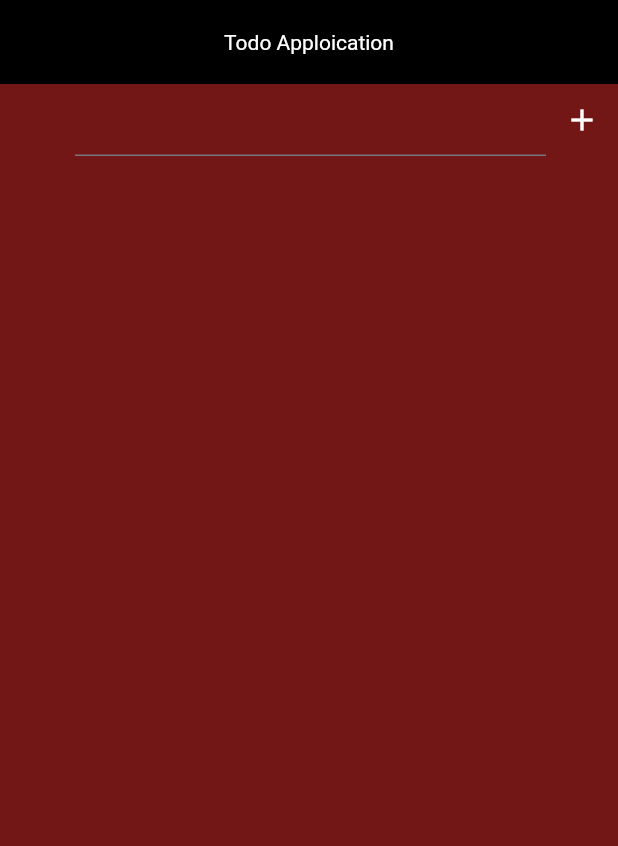
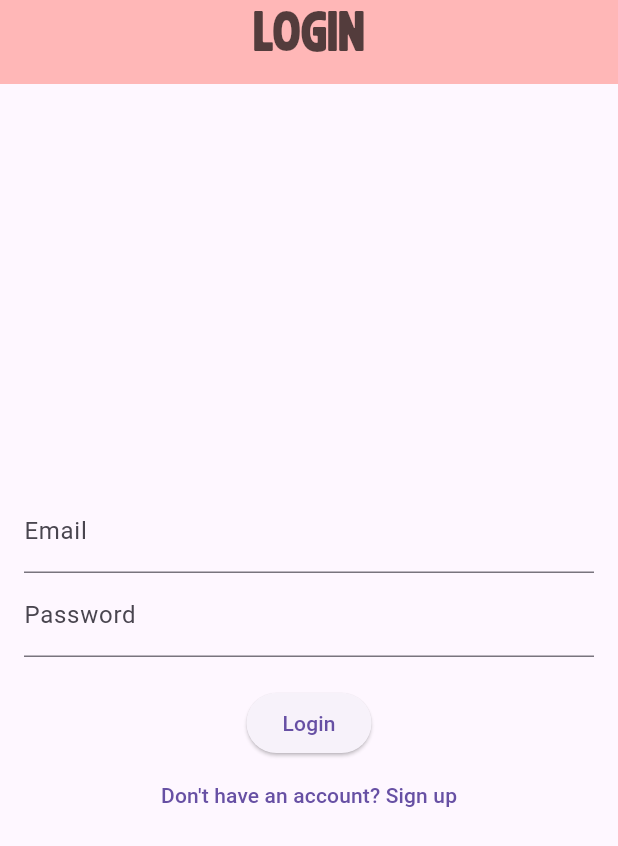
Before and after one commit to Sarania-M/FFE_2025, a Flutter app: the screen it shows after launch, on a phone screen of 412 x 824 dp. Shown: the top 846 px of the screen. Run offline on Flutter 3.47's test engine with Material 3 defaults, Android fonts, the phone set to English and light mode, and no system bars; our stand-ins replace firebase_core; accounts and stored records are empty.

```diff
--- /dev/null
+++ b/devtools_options.yaml
@@ -0,0 +1,3 @@
+description: This file stores settings for Dart & Flutter DevTools.
+documentation: https://docs.flutter.dev/tools/devtools/extensions#configure-extension-enablement-states
+extensions:
--- a/lib/main.dart
+++ b/lib/main.dart
@@ -1,5 +1,12 @@
 import 'package:flutter/material.dart';
-import 'package:test1/pages/splash/splash_screen.dart';
+import 'package:test1/pages/home/login_page.dart';
+import 'package:firebase_core/firebase_core.dart';
+import 'firebase_options.dart';
+
+// ...
+
+
+
 
 void main() {
   WidgetsFlutterBinding.ensureInitialized();
@@ -11,6 +18,6 @@ class MyApp extends StatelessWidget {
 
   @override
   Widget build(BuildContext context) {
-    return MaterialApp(home: SplashScreen());
+    return MaterialApp(home: LoginScreen());
   }
 }
--- a/lib/pages/home/home_page.dart
+++ b/lib/pages/home/home_page.dart
@@ -8,8 +8,8 @@ class HomePage extends StatefulWidget {
 }
 
 class _HomePageState extends State<HomePage> {
-  List<Map<String, dynamic>> _task = [];
-  TextEditingController _taskController = TextEditingController();
+  final List<Map<String, dynamic>> _task = [];
+  final TextEditingController _taskController = TextEditingController();
 
   void _addTask() {
     if (_taskController.text.isNotEmpty) {
@@ -36,13 +36,13 @@ class _HomePageState extends State<HomePage> {
   Widget build(BuildContext context) {
     return Scaffold(
       appBar: AppBar(
-        title: Text("Todo Apploication"),
+        title: Text("To-Do Application",style: TextStyle(fontSize: 38,fontFamily: 'rushfordclean')),
         centerTitle: true,
-        backgroundColor: Colors.black,
-        titleTextStyle: TextStyle(color: Colors.white),
+        backgroundColor: const Color.fromARGB(255, 255, 183, 183),
+        titleTextStyle: TextStyle(color: const Color.fromARGB(149, 0, 0, 0)),
       ),
 
-      backgroundColor: const Color.fromARGB(255, 114, 22, 22),
+      backgroundColor: const Color.fromARGB(255, 248, 248, 248),
 
       body: Column(
         children: [
@@ -68,7 +68,7 @@ class _HomePageState extends State<HomePage> {
 
 
                 IconButton(
-                  icon: Icon(Icons.add, color: Colors.white),
+                  icon: Icon(Icons.add, color: const Color.fromARGB(255, 8, 1, 1)),
                   onPressed: _addTask,
                 ),
 
@@ -85,7 +85,7 @@ class _HomePageState extends State<HomePage> {
               itemCount: _task.length,
               itemBuilder: (context, index) {
                 return Card(
-                  color: const Color.fromARGB(255, 71, 206, 37),
+                  color: const Color.fromARGB(255, 254, 184, 221),
                   child: ListTile(
 
 
@@ -100,8 +100,8 @@ class _HomePageState extends State<HomePage> {
                     title: Center(
                       child: Text(
                         _task[index]['task'],
-                        style: TextStyle(
-                          color: Colors.white,
+                        style: TextStyle(fontSize: 24,
+                          color: const Color.fromARGB(255, 65, 0, 49),
                           decoration:
                               _task[index]['completed']
                                   ? TextDecoration.lineThrough
@@ -114,7 +114,7 @@ class _HomePageState extends State<HomePage> {
 
 
                     trailing: IconButton(
-                      icon: Icon(Icons.delete, color: Colors.red),
+                      icon: Icon(Icons.delete, color: const Color.fromARGB(154, 0, 0, 0)),
                       onPressed: () => _deleteTask(index),
                     ),
 
--- /dev/null
+++ b/lib/pages/home/login_page.dart
@@ -0,0 +1,67 @@
+import 'package:flutter/material.dart';
+import 'home_page.dart';
+import 'signup_screen.dart';
+
+class LoginScreen extends StatefulWidget {
+  const LoginScreen({super.key});
+
+  @override
+  State<LoginScreen> createState() => _LoginScreenState();
+}
+
+class _LoginScreenState extends State<LoginScreen> {
+  final _emailController = TextEditingController();
+  final _passwordController = TextEditingController();
+
+  void _login() {
+
+    Navigator.pushReplacement(
+      context,
+      MaterialPageRoute(builder: (_) => const HomePage()),
+    );
+  }
+
+  @override
+  Widget build(BuildContext context) {
+    return Scaffold(
+      appBar: AppBar(backgroundColor: Color.fromARGB(255, 255, 183, 183), title: Center(child: const Text("Login",style: TextStyle(color: Color.fromARGB(172, 0, 0, 0), fontSize: 38,fontFamily: 'rushfordclean')))),
+      body: Padding(
+        padding: const EdgeInsets.all(16),
+        child: Center(
+          child: Column(
+            mainAxisAlignment: MainAxisAlignment.center,
+            children: [
+              Center(
+                child: TextField(
+                  controller: _emailController,
+                  decoration: const InputDecoration(labelText: "Email"),
+                ),
+              ),
+              Center(
+                child: TextField(
+                  controller: _passwordController,
+                  decoration: const InputDecoration(labelText: "Password"),
+                  obscureText: true,
+                ),
+              ),
+              const SizedBox(height: 20),
+              ElevatedButton(
+                onPressed: _login,
+                child: const Text("Login"),
+              ),
+              TextButton(
+                onPressed: () {
+                  Navigator.push(
+                    context,
+                    MaterialPageRoute(builder: (_) => const SignupScreen()),
+                  );
+                },
+                child: const Text("Don't have an account? Sign up"),
+              )
+            ],
+          ),
+        ),
+      ),
+    );
+  }
+}
--- a/pubspec.yaml
+++ b/pubspec.yaml
@@ -35,6 +35,7 @@ dependencies:
   # Use with the CupertinoIcons class for iOS style icons.
   cupertino_icons: ^1.0.8
   provider: ^6.1.2
+  firebase_core: ^3.13.0
 
 dev_dependencies:
   flutter_test:
@@ -61,6 +62,10 @@ flutter:
   # To add assets to your application, add an assets section, like this:
   assets:
     - assets/images/
+  fonts:
+    - family: rushfordclean
+      fonts:
+        - asset: assets/fonts/Rushfordclean-rgz89.otf
   #   - images/a_dot_ham.jpeg
 
   # An image asset can refer to one or more resolution-specific "variants", see
```
Also changed, not shown: lib/counter.dart (deleted, +0 -48 lines), lib/pages/home/signup_screen.dart (added, +54 -0 lines), lib/pages/splash/splash_screen.dart (deleted, +0 -61 lines), lib/prov_counter.dart (deleted, +0 -37 lines), assets/fonts/Rushfordclean-rgz89.otf (added), firebase.json (added), lib/firebase_options.dart (added), pubspec.lock, 6 other files.
